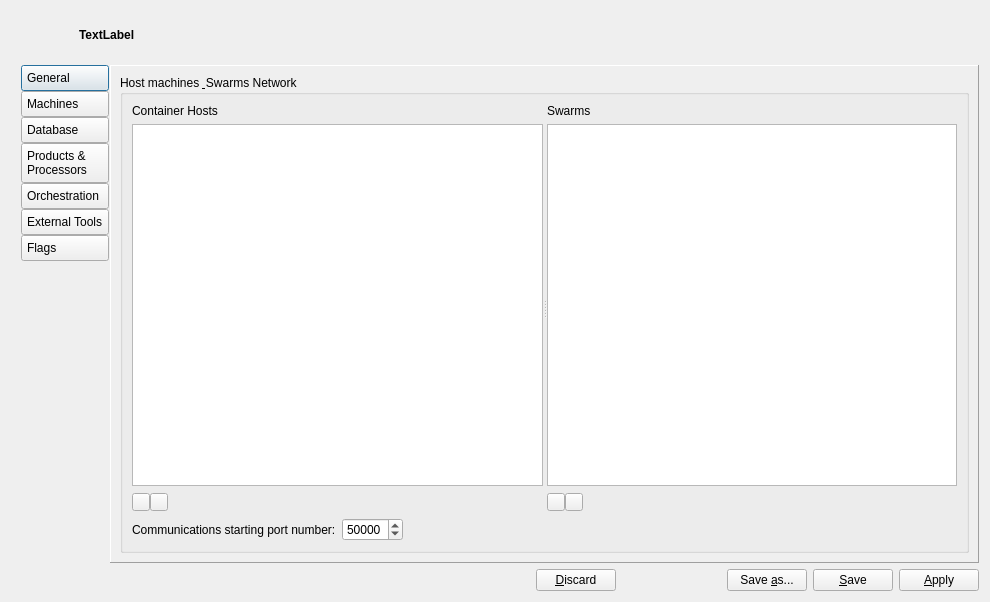
The window that qpfhmi/configtool.ui (jc-gonzalez/qpfsvn) describes before a commit, drawn with Qt 5.
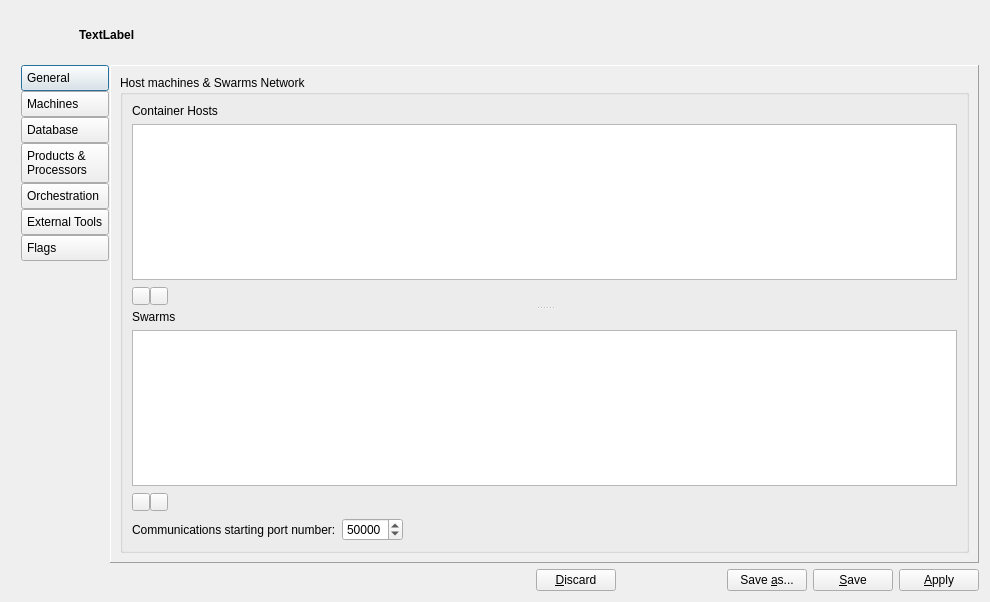
The same window after the commit. The open tabs and pages were chosen to show the change. Icons and pictures are not drawn.

Diff of the .ui file:
```diff
--- a/qpfhmi/configtool.ui
+++ b/qpfhmi/configtool.ui
@@ -823,15 +823,15 @@
            <item>
             <widget class="QGroupBox" name="gpboxHosts">
              <property name="title">
-              <string>Host machines &amp; Swarms Network</string>
+              <string>Host machines &amp;&amp; Swarms Network</string>
              </property>
-             <layout class="QVBoxLayout" name="verticalLayout_8" stretch="1000,1">
+             <layout class="QVBoxLayout" name="verticalLayout_8">
               <item>
                <widget class="QSplitter" name="splitter">
                 <property name="orientation">
-                 <enum>Qt::Horizontal</enum>
+                 <enum>Qt::Vertical</enum>
                 </property>
-                <widget class="QWidget" name="">
+                <widget class="QWidget" name="layoutWidget">
                  <layout class="QVBoxLayout" name="verticalLayout_5">
                   <item>
                    <widget class="QLabel" name="label_2">
@@ -954,7 +954,7 @@
                   </item>
                  </layout>
                 </widget>
-                <widget class="QWidget" name="">
+                <widget class="QWidget" name="layoutWidget_1">
                  <layout class="QVBoxLayout" name="verticalLayout_6">
                   <item>
                    <widget class="QLabel" name="label_3">
```
Left out of the diff: 32 changed lines with no effect on the pictures.
